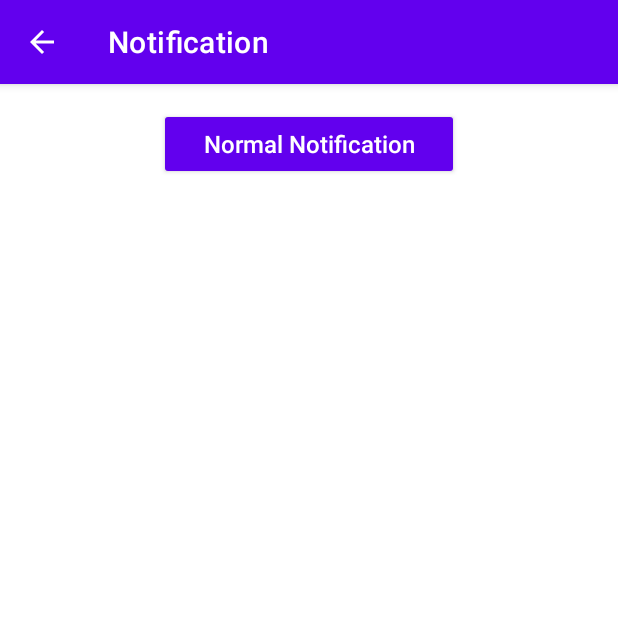
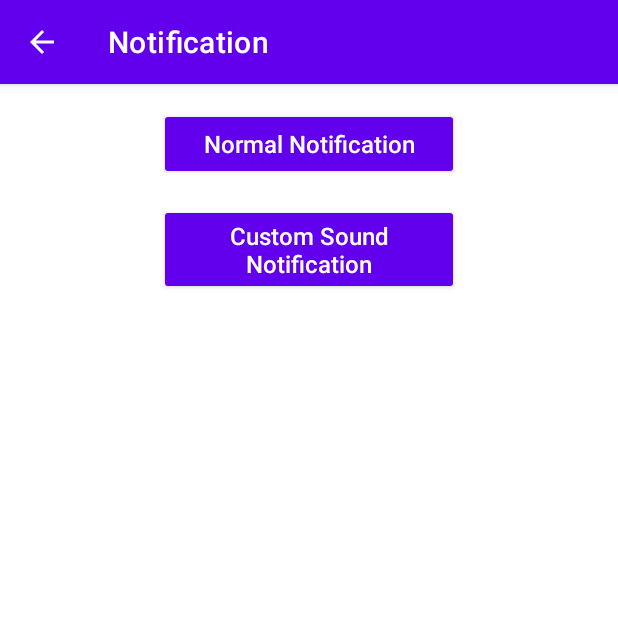
Before and after one commit to yoesuv/android-file-picker-example, an Android app: the NotificationActivity screen opened directly, with no data from a screen before it, on a phone screen of 412 x 824 dp, the top half of it. Run offline under Robolectric (Android 15) with nearby library versions, the phone set to English and light mode, and no system bars; our stand-ins replace data binding.

Commit message:
:art: button custom sound notification

```diff
--- a/app/src/main/res/layout/activity_notification.xml
+++ b/app/src/main/res/layout/activity_notification.xml
@@ -22,6 +22,16 @@
             android:text="@string/button_normal_notification"
             android:textSize="@dimen/button_text_size" />
 
+        <com.google.android.material.button.MaterialButton
+            android:id="@+id/buttonCustomSoundNotification"
+            style="@style/ButtonTheme"
+            android:layout_width="@dimen/button_width"
+            android:layout_height="wrap_content"
+            android:layout_gravity="center_horizontal"
+            android:layout_marginTop="16dp"
+            android:text="@string/button_custom_sound_notification"
+            android:textSize="@dimen/button_text_size" />
+
     </LinearLayout>
 
 </layout>
--- a/app/src/main/res/values/strings.xml
+++ b/app/src/main/res/values/strings.xml
@@ -16,6 +16,7 @@
     <string name="button_resume_record">Resume</string>
     <string name="button_notification">Notification</string>
     <string name="button_normal_notification">Normal Notification</string>
+    <string name="button_custom_sound_notification">Custom Sound Notification</string>
 
     <string name="select_an_image">Select an image</string>
     <string name="take_a_picture">Take a Picture</string>
```
